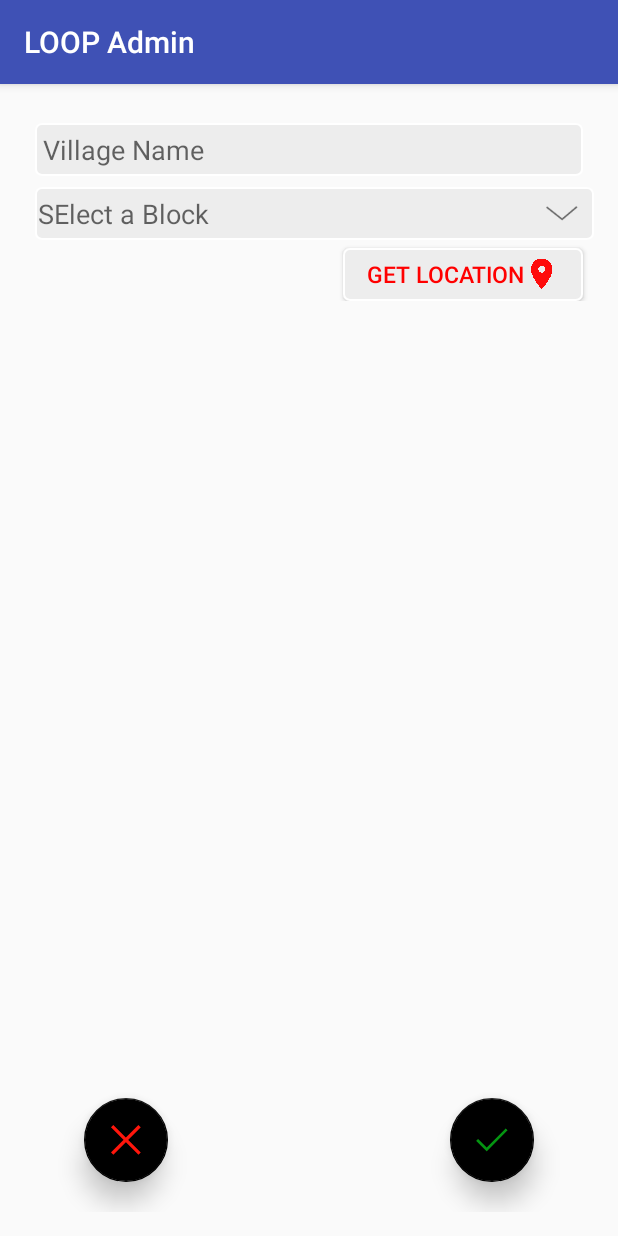
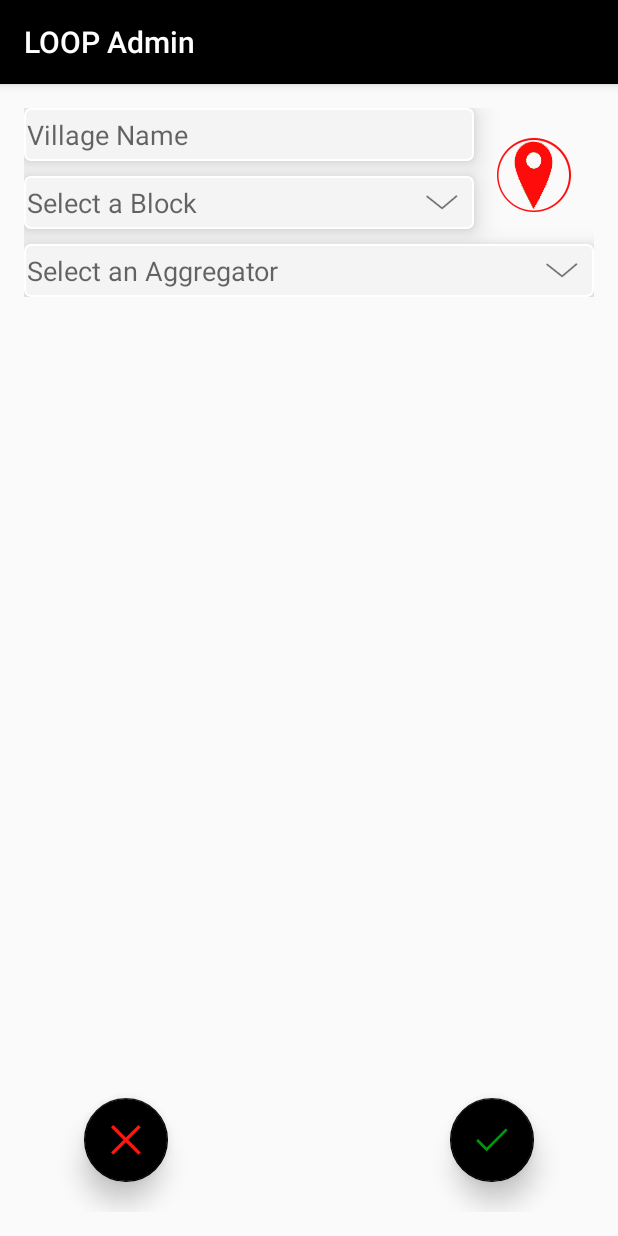
Before and after one commit to Rahulrkr1996/LOOP-Admin, an Android app: the AddVillage screen opened directly, with no data from a screen before it, on a phone screen of 412 x 824 dp. Run offline under Robolectric (Android 15) with nearby library versions, the phone set to English and light mode, and no system bars; 6 statements that could not run were skipped.

Commit message:
Add Village comleted with UI

```diff
--- a/app/src/main/java/org/digitalgreen/www/loopadmin/AddVillage.java
+++ b/app/src/main/java/org/digitalgreen/www/loopadmin/AddVillage.java
@@ -14,13 +14,16 @@ import android.view.Window;
 import android.widget.AdapterView;
 import android.widget.Button;
 import android.widget.EditText;
+import android.widget.ImageView;
 import android.widget.ListView;
 import android.widget.TextView;
 import android.widget.Toast;
 
+import org.digitalgreen.www.loopadmin.Adapters.VillageAggregatorAdapter;
 import org.digitalgreen.www.loopadmin.Adapters.VillageBlockAdapter;
 import org.digitalgreen.www.loopadmin.Constants.GeneralConstants;
 import org.digitalgreen.www.loopadmin.Models.Block;
+import org.digitalgreen.www.loopadmin.Models.LoopUser;
 import org.digitalgreen.www.loopadmin.Models.Village;
 
 import java.util.ArrayList;
@@ -31,7 +34,8 @@ public class AddVillage extends AppCompatActivity {
     private double villageLatitude = 0;
     private double villageLongitude = 0;
     private boolean latLongCheck = false;
-    private Button village_get_location;
+    private ImageView village_get_location;
+    private TextView village_select_aggregator;
     private TextView village_select_block;
     private Dialog dialog;
     private Context context;
@@ -39,15 +43,19 @@ public class AddVillage extends AppCompatActivity {
     private ListView dialog1_listView;
     private TextView dialog1_editText;
     private List<Block> filteredBlockList = new ArrayList<Block>();
-    private List<Block> blockList;
+    private List<Block> blockList= new ArrayList<Block>();
+    private List<LoopUser> filteredAggregatorList = new ArrayList<LoopUser>();
+    private List<LoopUser> aggregatorList = new ArrayList<LoopUser>();
     private Block currentBlock = null;
-    private VillageBlockAdapter adapter;
+    private VillageBlockAdapter blockAdapter;
+    private VillageAggregatorAdapter aggregatorAdapter;
     private Block selectedBlock;
     private int textlength = 0;
     private FloatingActionButton village_discard_button;
     private TextView village_name;
     private FloatingActionButton village_save_button;
     private Village currentVillage;
+    private LoopUser selectedAggregator;
 
 
     @Override
@@ -57,14 +65,22 @@ public class AddVillage extends AppCompatActivity {
 
         context = this;
 
+        for (int i = 1; i < 11; i++) {
+            Block block = new Block("Block_" + String.valueOf(i));
+            LoopUser loopUser = new LoopUser("Aggregator_" + String.valueOf(i));
+            block.save();
+            loopUser.save();
+        }
+
         village_save_button = (FloatingActionButton) findViewById(R.id.village_save_button);
         village_discard_button = (FloatingActionButton) findViewById(R.id.village_discard_button);
         village_name = (TextView) findViewById(R.id.village_name);
-        village_get_location = (Button) findViewById(R.id.village_get_location);
+        village_get_location = (ImageView) findViewById(R.id.village_get_location);
         village_select_block = (TextView) findViewById(R.id.village_select_block);
+        village_select_aggregator = (TextView) findViewById(R.id.village_select_aggregator);
 
         blockList = new Block().getAllBlocks();
-        //Toast.makeText(AddVillage.this, String.valueOf(blockList.size()), Toast.LENGTH_SHORT).show();
+        aggregatorList = new LoopUser().getAllAggregators();
 
                 /* Drop down functionality*/
         village_select_block.setOnClickListener(new View.OnClickListener() {
@@ -83,14 +99,14 @@ public class AddVillage extends AppCompatActivity {
                 filteredBlockList.clear();
                 filteredBlockList.addAll(blockList);
 
-                adapter = new VillageBlockAdapter(filteredBlockList, context);
-                dialog1_listView.setAdapter(adapter);
+                blockAdapter = new VillageBlockAdapter(filteredBlockList, context);
+                dialog1_listView.setAdapter(blockAdapter);
 
                 dialog1_listView.setOnItemClickListener(new AdapterView.OnItemClickListener() {
                     @Override
                     public void onItemClick(AdapterView<?> parent, View view, int position, long id) {
                         dialog.dismiss();
-                        selectedBlock = (Block) adapter.getItem(position);
+                        selectedBlock = (Block) blockAdapter.getItem(position);
                         village_select_block.setText(selectedBlock.toString());
                     }
                 });
@@ -114,7 +130,7 @@ public class AddVillage extends AppCompatActivity {
                                 }
                             }
                         }
-                        adapter.notifyDataSetChanged();
+                        blockAdapter.notifyDataSetChanged();
                     }
 
                     @Override
@@ -126,6 +142,67 @@ public class AddVillage extends AppCompatActivity {
             }
         });
         /* End of drop down click listener*/
+
+        village_select_aggregator.setOnClickListener(new View.OnClickListener() {
+            @Override
+            public void onClick(View v) {
+                dialog = new Dialog(context);
+                dialog.requestWindowFeature(Window.FEATURE_NO_TITLE);
+                dialog.setContentView(R.layout.custom_dialog1);
+
+                dialog1_titleText = (TextView) dialog.findViewById(R.id.dialog1_titleText);
+                dialog1_editText = (EditText) dialog.findViewById(R.id.dialog1_editText);
+                dialog1_listView = (ListView) dialog.findViewById(R.id.dialog1_listView);
+
+                dialog1_titleText.setText("Select Aggregator Name");
+
+                filteredAggregatorList.clear();
+                filteredAggregatorList.addAll(aggregatorList);
+
+                aggregatorAdapter = new VillageAggregatorAdapter(filteredAggregatorList, context);
+                dialog1_listView.setAdapter(aggregatorAdapter);
+
+                dialog1_listView.setOnItemClickListener(new AdapterView.OnItemClickListener() {
+                    @Override
+                    public void onItemClick(AdapterView<?> parent, View view, int position, long id) {
+                        dialog.dismiss();
+                        selectedAggregator = (LoopUser) aggregatorAdapter.getItem(position);
+                        village_select_aggregator.setText(selectedAggregator.toString());
+                    }
+                });
+
+                dialog1_editText.addTextChangedListener(new TextWatcher() {
+                    @Override
+                    public void beforeTextChanged(CharSequence s, int start, int count, int after) {
+                    }
+
+                    @Override
+                    public void onTextChanged(CharSequence s, int start, int before, int count) {
+                        dialog1_editText.setCompoundDrawablesWithIntrinsicBounds(0, 0, 0, 0);
+                        textlength = dialog1_editText.getText().length();
+                        filteredAggregatorList.clear();
+
+                        // SearchBar Functionality
+                        for (int i = 0; i < aggregatorList.size(); i++) {
+                            if (textlength <= aggregatorList.get(i).name.length()) {
+                                if (aggregatorList.get(i).name.toLowerCase().startsWith(dialog1_editText.getText().toString().toLowerCase().trim())) {
+                                    filteredAggregatorList.add(aggregatorList.get(i));
+                                }
+                            }
+                        }
+                        aggregatorAdapter.notifyDataSetChanged();
+                    }
+
+                    @Override
+                    public void afterTextChanged(Editable s) {
+                    }
+                });
+                dialog.setCancelable(true);
+                dialog.show();
+            }
+        });
+        /* End of drop down click listener*/
+
 
         // Setting Save Button
         village_save_button.setOnClickListener(new View.OnClickListener() {
@@ -192,8 +269,7 @@ public class AddVillage extends AppCompatActivity {
                 latLongCheck = data.getBooleanExtra("addVillageCheck", false);
 
                 if (latLongCheck == true) {
-                    village_get_location.setTextColor(Color.GREEN);
-                    village_get_location.setCompoundDrawablesWithIntrinsicBounds(null, null, getResources().getDrawable(R.mipmap.ic_place_green), null);
+                    village_get_location.setImageResource(R.mipmap.get_location_green);
                     Toast.makeText(AddVillage.this, "Location data Captured", Toast.LENGTH_SHORT).show();
                 }
             }
--- a/app/src/main/java/org/digitalgreen/www/loopadmin/Models/LoopUser.java
+++ b/app/src/main/java/org/digitalgreen/www/loopadmin/Models/LoopUser.java
@@ -6,6 +6,7 @@ import com.activeandroid.annotation.Table;
 import com.activeandroid.query.Select;
 import com.google.gson.annotations.Expose;
 
+import java.util.ArrayList;
 import java.util.List;
 
 /**
@@ -15,12 +16,16 @@ import java.util.List;
 @Table(name = "LoopUser")
 public class LoopUser extends Model {
     @Expose
+    @Column(name = "online_id")
+    public int online_id;
+
+    @Expose
     @Column(name = "image_path")
     public String image_path;
 
     @Expose
     @Column(name = "user")
-    public String user;         // Mobile No.
+    public String user;
 
     @Expose
     @Column(name = "name")
@@ -38,8 +43,31 @@ public class LoopUser extends Model {
     @Column(name = "assigned_villages")
     public List<Village> assigned_villages;
 
+    @Expose
+    @Column(name = "mobile")
+    public String mobile;
+
+    @Expose
+    @Column(name = "village")
+    public Village village;
+
     public LoopUser() {
         super();
+    }
+
+    public LoopUser(String name) {
+        Village dummyVillage1 = new Village("Dummy_Village_Own");
+        dummyVillage1.save();
+
+        this.name = name;
+        this.user = "Dummy";
+        this.role = "Aggregator";
+        this.image_path = null;
+        this.mobile = "9933938814";
+        this.village = dummyVillage1;
+        this.online_id = -1;
+        this.assigned_villages = new ArrayList<Village>();
+        this.assigned_mandi = new ArrayList<Mandi>();
     }
 
     public LoopUser(String image_path, String user, String name, List<Mandi> assigned_mandi, List<Village> assigned_villages) {
@@ -61,6 +89,11 @@ public class LoopUser extends Model {
     }
 
     public List<LoopUser> getAllAggregators(){
-        return new Select().all().from(Village.class).where("role = ?","Aggregator").execute();
+        return new Select().all().from(LoopUser.class).execute();
+    }
+
+    @Override
+    public String toString() {
+        return this.name;
     }
 }
--- a/app/src/main/res/drawable-xhdpi/round_corner.xml
+++ b/app/src/main/res/drawable-xhdpi/round_corner.xml
@@ -1,10 +1,9 @@
 <?xml version="1.0" encoding="utf-8"?>
 <shape xmlns:android="http://schemas.android.com/apk/res/android"
     android:shape="rectangle">
-    <solid android:color="#ededed" />
+    <solid android:color="#f4f4f4" />
     <stroke
         android:width="2px"
         android:color="#ffffff" />
     <corners android:radius="4dp" />
-
 </shape>
--- a/app/src/main/res/layout/activity_add_village.xml
+++ b/app/src/main/res/layout/activity_add_village.xml
@@ -40,55 +40,70 @@
     <RelativeLayout
         android:id="@+id/village_layout"
         android:layout_width="match_parent"
-        android:layout_height="wrap_content"
-        android:layout_marginTop="0dp">
+        android:layout_height="wrap_content" >
 
         <EditText
             android:id="@+id/village_name"
             android:layout_width="match_parent"
             android:layout_height="@dimen/text_view_height"
-            android:layout_alignParentTop="true"
-            android:layout_marginLeft="7dp"
-            android:layout_marginRight="7dp"
-            android:layout_marginTop="10dp"
+            android:textAppearance="?android:attr/textAppearanceMedium"
+            android:hint="Village Name"
             android:background="@drawable/round_corner"
-            android:hint="Village Name"
-            android:padding="5dp"
-            android:singleLine="true"
-            android:textAppearance="?android:attr/textAppearanceMedium"
-            android:textColor="#000000" />
+            android:gravity="center_vertical"
+            android:textSize="18sp"
+            android:padding="2dp"
+            android:elevation="10dp"
+            android:layout_marginRight="80dp" />
 
         <TextView
             android:id="@+id/village_select_block"
             android:layout_width="match_parent"
             android:layout_height="@dimen/text_view_height"
             android:layout_below="@id/village_name"
-            android:layout_marginLeft="7dp"
+            android:layout_alignEnd="@+id/village_name"
+            android:layout_alignRight="@+id/village_name"
+            android:layout_alignStart="@+id/village_name"
+            android:layout_alignLeft="@+id/village_name"
             android:textAppearance="?android:attr/textAppearanceMedium"
-            android:layout_marginTop="7dp"
-            android:hint="SElect a Block"
+            android:layout_marginTop="10dp"
+            android:hint="Select a Block"
             android:background="@drawable/round_corner"
             android:drawableRight="@drawable/dropdown_icon_small"
             android:gravity="center_vertical"
+            android:textSize="18sp"
             android:padding="2dp"
-            android:textSize="18sp" />
+            android:elevation="10dp" />
 
-        <Button
+        <TextView
+            android:id="@+id/village_select_aggregator"
+            android:layout_width="match_parent"
+            android:layout_height="@dimen/text_view_height"
+            android:layout_below="@id/village_select_block"
+            android:layout_alignStart="@+id/village_name"
+            android:layout_alignLeft="@+id/village_name"
+            android:textAppearance="?android:attr/textAppearanceMedium"
+            android:layout_marginTop="10dp"
+            android:hint="Select an Aggregator"
+            android:background="@drawable/round_corner"
+            android:drawableRight="@drawable/dropdown_icon_small"
+            android:gravity="center_vertical"
+            android:textSize="18sp"
+            android:padding="2dp"
+            android:elevation="10dp" />
+
+        <ImageView
+            android:id="@+id/village_get_location"
             android:layout_width="wrap_content"
-            android:layout_height="35dp"
-            android:text="GET Location"
-            android:id="@+id/village_get_location"
-            android:layout_below="@+id/village_select_block"
+            android:layout_height="wrap_content"
+            android:layout_alignParentEnd="true"
             android:layout_alignParentRight="true"
-            android:layout_alignParentEnd="true"
-            android:drawableRight="@mipmap/ic_place_red"
-            android:textColor="@color/red"
-            android:textSize="15dp"
-            android:background="@drawable/round_corner"
+            android:layout_marginRight="0dp"
+            android:layout_marginTop="20dp"
+            android:paddingLeft="15dp"
             android:paddingRight="15dp"
-            android:paddingLeft="15dp"
-            android:layout_marginTop="5dp"
-            android:layout_marginRight="7dp" />
+            android:src="@mipmap/get_location_red"
+            android:foregroundGravity="center_vertical|center_horizontal" />
 
     </RelativeLayout>
+
 </RelativeLayout>
--- a/app/src/main/res/values/colors.xml
+++ b/app/src/main/res/values/colors.xml
@@ -1,6 +1,6 @@
 <?xml version="1.0" encoding="utf-8"?>
 <resources>
-    <color name="colorPrimary">#3F51B5</color>
+    <color name="colorPrimary">#000000</color>
     <color name="colorPrimaryDark">#303F9F</color>
     <color name="colorAccent">#000000</color>
     <color name="transparent">#00000000</color>
```
Also changed, not shown: app/src/main/java/org/digitalgreen/www/loopadmin/Adapters/VillageAggregatorAdapter.java (added, +66 -0 lines), app/src/main/java/org/digitalgreen/www/loopadmin/AddMandi.java (+11 -8 lines), app/src/main/java/org/digitalgreen/www/loopadmin/Models/Crop.java (added, +132 -0 lines), app/src/main/java/org/digitalgreen/www/loopadmin/Models/Gaddidar.java (+17 -0 lines), app/src/main/res/layout/activity_add_mandi.xml (+12 -1 lines), app/src/main/res/mipmap-hdpi/ic_android_white_24dp.png (added), app/src/main/res/mipmap-mdpi/ic_android_white_24dp.png (added), app/src/main/res/mipmap-xhdpi/default_crop.png (added), app/src/main/res/mipmap-xhdpi/ic_android_white_24dp.png (added), app/src/main/res/mipmap-xxhdpi/ic_android_white_24dp.png (added), app/src/main/res/mipmap-xxxhdpi/ic_android_white_24dp.png (added).
